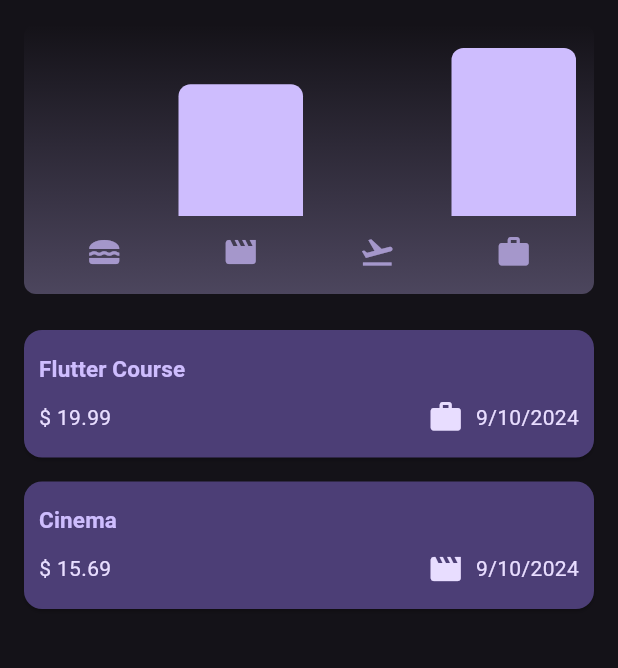
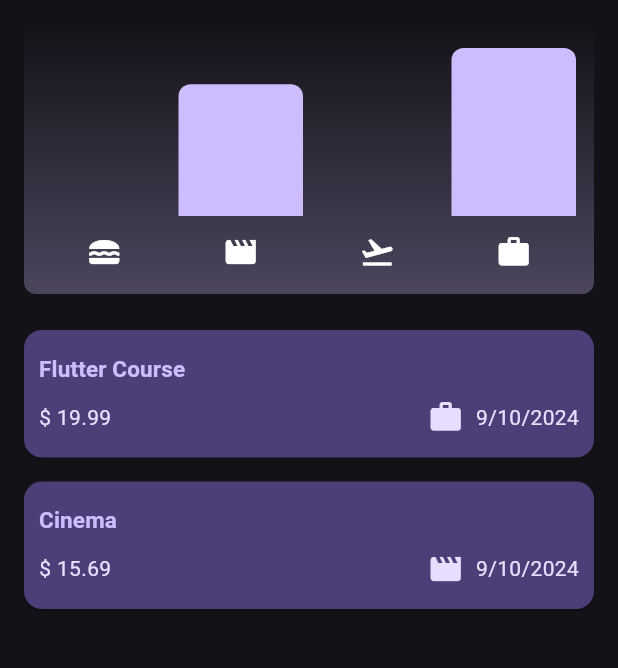
Before and after one commit to 0to1e/Flutter_gigs, a Flutter app: the screen it shows after launch, on a phone screen of 412 x 824 dp, the part 84-752 px from its top. Run offline on Flutter 3.47's test engine with Material 3 defaults, Android fonts, the phone set to English and light mode, and no system bars; our stand-ins replace google_fonts.

Commit message:
minor self changes + colorscheme + responsive expensetracker

```diff
--- a/expense_tracker/lib/Components/chart_widget/chart.dart
+++ b/expense_tracker/lib/Components/chart_widget/chart.dart
@@ -31,8 +31,6 @@ class Chart extends StatelessWidget {
 
   @override
   Widget build(BuildContext context) {
-    final isDarkMode =
-        MediaQuery.of(context).platformBrightness == Brightness.dark;
     return Container(
       margin: const EdgeInsets.all(16),
       padding: const EdgeInsets.symmetric(
@@ -76,12 +74,6 @@ class Chart extends StatelessWidget {
                       padding: const EdgeInsets.symmetric(horizontal: 4),
                       child: Icon(
                         categoryIcons[bucket.category],
-                        color: isDarkMode
-                            ? Theme.of(context).colorScheme.primary
-                            : Theme.of(context)
-                                .colorScheme
-                                .primary
-                                .withOpacity(0.7),
                       ),
                     ),
                   ),
--- a/expense_tracker/lib/expense_tracker.dart
+++ b/expense_tracker/lib/expense_tracker.dart
@@ -27,6 +27,7 @@ class _ExpenseTrackerState extends State<ExpenseTracker> {
 
   void _expenseAddOverlay() {
     showModalBottomSheet(
+        useSafeArea: true,
         isScrollControlled: true, //true causes full screen modal
         context: context,
         builder: (BuildContext ctx) => NewExpense(stateFunction: addExpense));
@@ -61,26 +62,33 @@ class _ExpenseTrackerState extends State<ExpenseTracker> {
 
   @override
   Widget build(BuildContext context) {
+
     Widget emptyContent = const Center(child: Text("Expences data is empty!"));
     Widget nonEmptyContent = ExpenseList(
         expenses: _registeredExpenses, onRemoveExpense: removeExpense);
     Widget mainContent =
         _registeredExpenses.isEmpty ? emptyContent : nonEmptyContent;
 
+    return LayoutBuilder(builder: (ctx, constraints) {
       return Scaffold(
           appBar: AppBar(
             title: const Text("Flutter Expense Tracker"),
             actions: [
               IconButton(
-                onPressed: _expenseAddOverlay,
-                icon: const Icon(Icons.add))
+                  onPressed: _expenseAddOverlay, icon: const Icon(Icons.add))
             ],
           ),
-        body: Column(
+          body: constraints.maxWidth < 600
+              ? Column(
                   children: [
                     Chart(expenses: _registeredExpenses),
                     Expanded(child: mainContent)
                   ],
-        ));
+                )
+              : Row(crossAxisAlignment: CrossAxisAlignment.start, children: [
+                  Expanded(child: Chart(expenses: _registeredExpenses)),
+                  Expanded(child: mainContent)
+                ]));
+    });
   }
 }
```
Also changed, not shown: expense_tracker/lib/Components/new_expense.dart (+21 -5 lines), expense_tracker/lib/main.dart (+6 -1 lines). Lines whose indentation alone changed are shown as unchanged.
